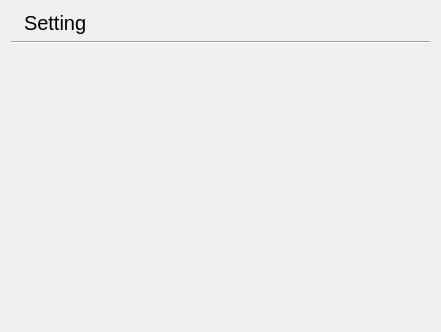
Above: libgui/setting/settingwidget.ui from apinprastya/sultan before the change. Below: the same form after it.
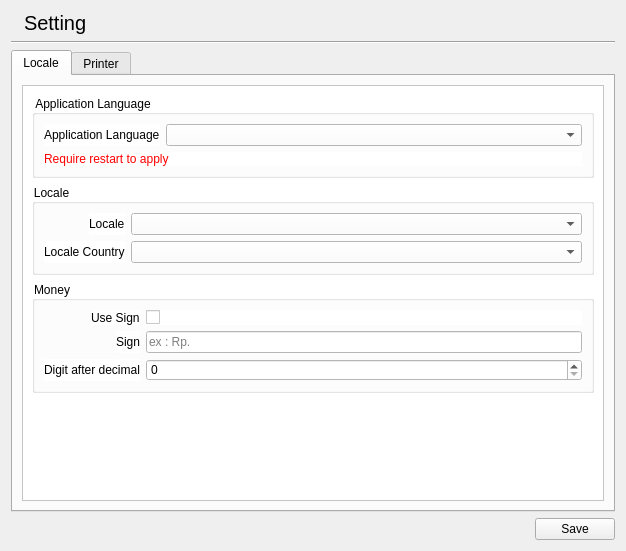
That is the form after the change. Icons and pictures are not drawn.

Commit message: add widget to setting for general setting

What changed in the file:
```diff
--- a/libgui/setting/settingwidget.ui
+++ b/libgui/setting/settingwidget.ui
@@ -6,8 +6,8 @@
    <rect>
     <x>0</x>
     <y>0</y>
-    <width>441</width>
-    <height>332</height>
+    <width>626</width>
+    <height>551</height>
    </rect>
   </property>
   <property name="windowTitle">
@@ -52,17 +52,371 @@
     </widget>
    </item>
    <item>
-    <spacer name="verticalSpacer">
-     <property name="orientation">
-      <enum>Qt::Vertical</enum>
+    <widget class="QTabWidget" name="tabWidget">
+     <property name="currentIndex">
+      <number>0</number>
      </property>
-     <property name="sizeHint" stdset="0">
-      <size>
-       <width>20</width>
-       <height>40</height>
-      </size>
+     <property name="tabBarAutoHide">
+      <bool>false</bool>
      </property>
-    </spacer>
+     <widget class="QWidget" name="tab">
+      <attribute name="title">
+       <string>Locale</string>
+      </attribute>
+      <layout class="QVBoxLayout" name="verticalLayout_2">
+       <item>
+        <widget class="QScrollArea" name="scrollArea">
+         <property name="styleSheet">
+          <string notr="true">background: white;</string>
+         </property>
+         <property name="widgetResizable">
+          <bool>true</bool>
+         </property>
+         <widget class="QWidget" name="scrollAreaWidgetContents">
+          <property name="geometry">
+           <rect>
+            <x>0</x>
+            <y>0</y>
+            <width>584</width>
+            <height>400</height>
+           </rect>
+          </property>
+          <layout class="QVBoxLayout" name="verticalLayout_3">
+           <item>
+            <widget class="QGroupBox" name="groupBox">
+             <property name="title">
+              <string>Application Language</string>
+             </property>
+             <layout class="QVBoxLayout" name="verticalLayout_4">
+              <item>
+               <layout class="QFormLayout" name="formLayout">
+                <item row="0" column="0">
+                 <widget class="QLabel" name="label_3">
+                  <property name="text">
+                   <string>Application Language</string>
+                  </property>
+                 </widget>
+                </item>
+                <item row="0" column="1">
+                 <widget class="QComboBox" name="comboApplicationLanguage"/>
+                </item>
+               </layout>
+              </item>
+              <item>
+               <widget class="QLabel" name="label_4">
+                <property name="styleSheet">
+                 <string notr="true">font-size: 12px; color: red;</string>
+                </property>
+                <property name="text">
+                 <string>Require restart to apply</string>
+                </property>
+               </widget>
+              </item>
+             </layout>
+            </widget>
+           </item>
+           <item>
+            <widget class="QGroupBox" name="groupBox_2">
+             <property name="title">
+              <string>Locale</string>
+             </property>
+             <layout class="QVBoxLayout" name="verticalLayout_5">
+              <item>
+               <layout class="QFormLayout" name="formLayout_2">
+                <property name="labelAlignment">
+                 <set>Qt::AlignRight|Qt::AlignTrailing|Qt::AlignVCenter</set>
+                </property>
+                <property name="topMargin">
+                 <number>0</number>
+                </property>
+                <item row="0" column="0">
+                 <widget class="QLabel" name="label_5">
+                  <property name="text">
+                   <string>Locale</string>
+                  </property>
+                 </widget>
+                </item>
+                <item row="1" column="0">
+                 <widget class="QLabel" name="label_6">
+                  <property name="text">
+                   <string>Locale Country</string>
+                  </property>
+                 </widget>
+                </item>
+                <item row="0" column="1">
+                 <widget class="QComboBox" name="comboLocale"/>
+                </item>
+                <item row="1" column="1">
+                 <widget class="QComboBox" name="comboLocaleCounty"/>
+                </item>
+               </layout>
+              </item>
+             </layout>
+            </widget>
+           </item>
+           <item>
+            <widget class="QGroupBox" name="groupBox_3">
+             <property name="title">
+              <string>Money</string>
+             </property>
+             <layout class="QVBoxLayout" name="verticalLayout_6">
+              <item>
+               <layout class="QFormLayout" name="formLayout_3">
+                <property name="labelAlignment">
+                 <set>Qt::AlignRight|Qt::AlignTrailing|Qt::AlignVCenter</set>
+                </property>
+                <property name="topMargin">
+                 <number>0</number>
+                </property>
+                <item row="2" column="0">
+                 <widget class="QLabel" name="label_7">
+                  <property name="text">
+                   <string>Digit after decimal</string>
+                  </property>
+                 </widget>
+                </item>
+                <item row="2" column="1">
+                 <widget class="QSpinBox" name="spinMoneyDecimal">
+                  <property name="maximum">
+                   <number>6</number>
+                  </property>
+                 </widget>
+                </item>
+                <item row="0" column="0">
+                 <widget class="QLabel" name="label_8">
+                  <property name="text">
+                   <string>Use Sign</string>
+                  </property>
+                 </widget>
+                </item>
+                <item row="0" column="1">
+                 <widget class="QCheckBox" name="checkSign">
+                  <property name="text">
+                   <string/>
+                  </property>
+                 </widget>
+                </item>
+                <item row="1" column="0">
+                 <widget class="QLabel" name="label_9">
+                  <property name="text">
+                   <string>Sign</string>
+                  </property>
+                 </widget>
+                </item>
+                <item row="1" column="1">
+                 <widget class="QLineEdit" name="lineSign">
+                  <property name="placeholderText">
+                   <string>ex : Rp.</string>
+                  </property>
+                 </widget>
+                </item>
+               </layout>
+              </item>
+             </layout>
+            </widget>
+           </item>
+           <item>
+            <spacer name="verticalSpacer">
+             <property name="orientation">
+              <enum>Qt::Vertical</enum>
+             </property>
+             <property name="sizeHint" stdset="0">
+              <size>
+               <width>20</width>
+               <height>40</height>
+              </size>
+             </property>
+            </spacer>
+           </item>
+          </layout>
+         </widget>
+        </widget>
+       </item>
+      </layout>
+     </widget>
+     <widget class="QWidget" name="tab_2">
+      <attribute name="title">
+       <string>Printer</string>
+      </attribute>
+      <layout class="QVBoxLayout" name="verticalLayout_7">
+       <item>
+        <widget class="QScrollArea" name="scrollArea_2">
+         <property name="styleSheet">
+          <string notr="true">background: white;</string>
+         </property>
+         <property name="widgetResizable">
+          <bool>true</bool>
+         </property>
+         <widget class="QWidget" name="scrollAreaWidgetContents_2">
+          <property name="geometry">
+           <rect>
+            <x>0</x>
+            <y>0</y>
+            <width>584</width>
+            <height>400</height>
+           </rect>
+          </property>
+          <layout class="QVBoxLayout" name="verticalLayout_8">
+           <item>
+            <widget class="QGroupBox" name="groupBox_4">
+             <property name="title">
+              <string>Cashier Printer</string>
+             </property>
+             <layout class="QVBoxLayout" name="verticalLayout_9">
+              <item>
+               <layout class="QFormLayout" name="formLayout_4">
+                <property name="labelAlignment">
+                 <set>Qt::AlignRight|Qt::AlignTrailing|Qt::AlignVCenter</set>
+                </property>
+                <item row="0" column="0">
+                 <widget class="QLabel" name="label_10">
+                  <property name="text">
+                   <string>Printer Type</string>
+                  </property>
+                 </widget>
+                </item>
+                <item row="0" column="1">
+                 <widget class="QComboBox" name="comboPrintCashierType"/>
+                </item>
+                <item row="1" column="0">
+                 <widget class="QLabel" name="label_11">
+                  <property name="text">
+                   <string>Printer</string>
+                  </property>
+                 </widget>
+                </item>
+                <item row="1" column="1">
+                 <widget class="QComboBox" name="comboPrintCashier"/>
+                </item>
+                <item row="2" column="0">
+                 <widget class="QLabel" name="label_12">
+                  <property name="text">
+                   <string>Printer Device</string>
+                  </property>
+                 </widget>
+                </item>
+                <item row="2" column="1">
+                 <widget class="QLineEdit" name="linePrintCashierDevice">
+                  <property name="placeholderText">
+                   <string>ex: /dev/lp0</string>
+                  </property>
+                 </widget>
+                </item>
+                <item row="3" column="0">
+                 <widget class="QLabel" name="label_13">
+                  <property name="text">
+                   <string>Title</string>
+                  </property>
+                 </widget>
+                </item>
+                <item row="4" column="0">
+                 <widget class="QLabel" name="label_14">
+                  <property name="text">
+                   <string>Subtitle</string>
+                  </property>
+                 </widget>
+                </item>
+                <item row="5" column="0">
+                 <widget class="QLabel" name="label_15">
+                  <property name="text">
+                   <string>Footer</string>
+                  </property>
+                 </widget>
+                </item>
+                <item row="3" column="1">
+                 <widget class="QLineEdit" name="linePrintCashierTitle">
+                  <property name="placeholderText">
+                   <string>Title</string>
+                  </property>
+                 </widget>
+                </item>
+                <item row="4" column="1">
+                 <widget class="QLineEdit" name="linePrintCashierSubtitle">
+                  <property name="placeholderText">
+                   <string>Subtitle</string>
+                  </property>
+                 </widget>
+                </item>
+                <item row="5" column="1">
+                 <widget class="QPlainTextEdit" name="plainPrintCashierFooter">
+                  <property name="sizePolicy">
+                   <sizepolicy hsizetype="Preferred" vsizetype="Maximum">
+                    <horstretch>0</horstretch>
+                    <verstretch>0</verstretch>
+                   </sizepolicy>
+                  </property>
+                  <property name="minimumSize">
+                   <size>
+                    <width>0</width>
+                    <height>0</height>
+                   </size>
+                  </property>
+                  <property name="maximumSize">
+                   <size>
+                    <width>16777215</width>
+                    <height>75</height>
+                   </size>
+                  </property>
+                  <property name="tabChangesFocus">
+                   <bool>true</bool>
+                  </property>
+                  <property name="placeholderText">
+                   <string>Footer</string>
+                  </property>
+                 </widget>
+                </item>
+               </layout>
+              </item>
+             </layout>
+            </widget>
+           </item>
+           <item>
+            <spacer name="verticalSpacer_2">
+             <property name="orientation">
+              <enum>Qt::Vertical</enum>
+             </property>
+             <property name="sizeHint" stdset="0">
+              <size>
+               <width>20</width>
+               <height>40</height>
+              </size>
+             </property>
+            </spacer>
+           </item>
+          </layout>
+         </widget>
+        </widget>
+       </item>
+      </layout>
+     </widget>
+    </widget>
+   </item>
+   <item>
+    <layout class="QHBoxLayout" name="horizontalLayout_2">
+     <property name="topMargin">
+      <number>0</number>
+     </property>
+     <item>
+      <spacer name="horizontalSpacer">
+       <property name="orientation">
+        <enum>Qt::Horizontal</enum>
+       </property>
+       <property name="sizeHint" stdset="0">
+        <size>
+         <width>40</width>
+         <height>20</height>
+        </size>
+       </property>
+      </spacer>
+     </item>
+     <item>
+      <widget class="QPushButton" name="pushSave">
+       <property name="text">
+        <string>Save</string>
+       </property>
+      </widget>
+     </item>
+    </layout>
    </item>
   </layout>
  </widget>
```
The commit also changes 4 other files.
